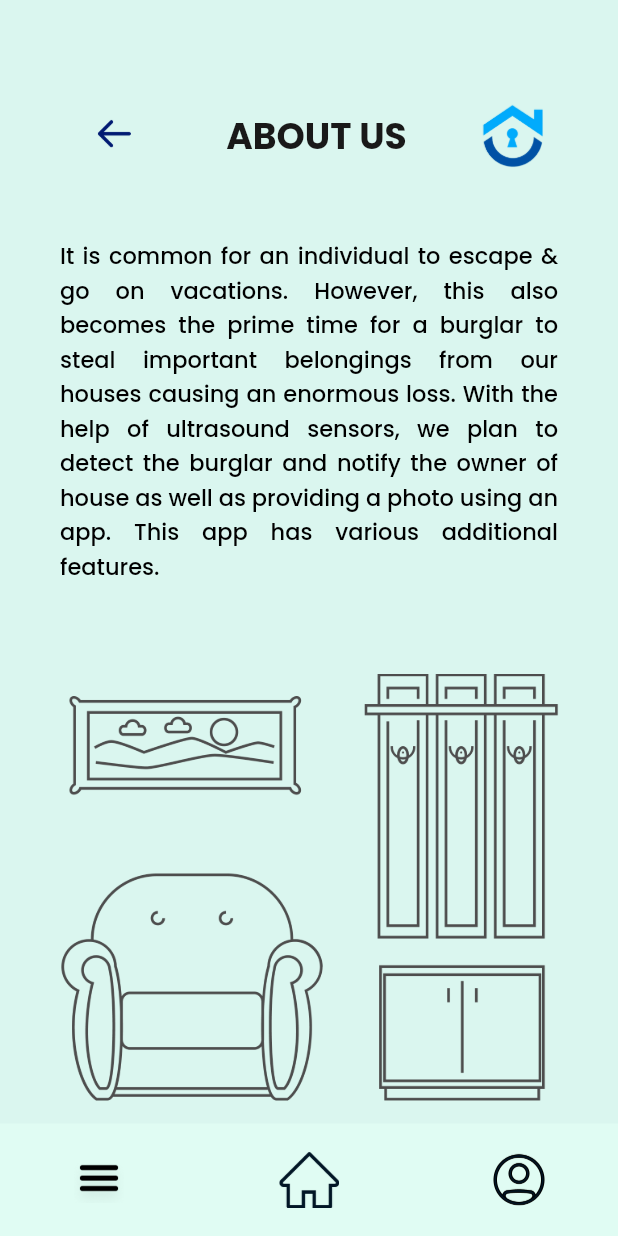
After one commit to hellblazer7/Asfaleia, a Flutter app: the AboutUsScreen screen opened by its route, on a phone screen of 412 x 824 dp. The commit adds this screen. Run offline on Flutter 3.47's test engine with Material 2 defaults, Android fonts, the light colour scheme and no system bars; our stand-ins replace flutter_switch.

Commit message:
Initial Commit

```diff
--- /dev/null
+++ b/lib/constants.dart
@@ -0,0 +1,3 @@
+String about_us =
+    'It is common for an individual to escape & go on vacations. However, this also becomes the prime time for a burglar to steal important belongings  from our houses causing an enormous loss.' +
+        ' With the help of ultrasound sensors, we plan to detect the burglar and notify the owner of house as well as providing a photo using an app. This app has various additional features.';
--- a/lib/main.dart
+++ b/lib/main.dart
@@ -1,4 +1,5 @@
 import 'package:flutter/material.dart';
+import 'package:kbc_vinhack/screens/aboutusscreen.dart';
 import 'package:kbc_vinhack/screens/featuresscreen.dart';
 import 'package:kbc_vinhack/screens/gatewayscreen.dart';
 import 'package:kbc_vinhack/screens/homescreen.dart';
@@ -22,6 +23,7 @@ class MyApp extends StatelessWidget {
         ProfileScreen.id: (context) => const ProfileScreen(),
         HomeScreen.id: (context) => const HomeScreen(),
         FeaturesScreen.id: (context) => const FeaturesScreen(),
+        AboutUsScreen.id: (context) => const AboutUsScreen(),
       },
     );
   }
--- /dev/null
+++ b/lib/screens/aboutusscreen.dart
@@ -0,0 +1,120 @@
+import 'package:flutter/material.dart';
+import 'package:kbc_vinhack/constants.dart';
+import 'package:kbc_vinhack/screens/profilescreen.dart';
+
+import 'homescreen.dart';
+
+class AboutUsScreen extends StatelessWidget {
+  static const String id = 'about_us_screen';
+  const AboutUsScreen({Key? key}) : super(key: key);
+
+  @override
+  Widget build(BuildContext context) {
+    return Scaffold(
+      backgroundColor: const Color(0xFFDAF6EF),
+      body: Column(
+        mainAxisAlignment: MainAxisAlignment.end,
+        children: [
+          Row(
+            mainAxisAlignment: MainAxisAlignment.spaceEvenly,
+            children: [
+              GestureDetector(
+                onTap: () {
+                  Navigator.pop(context);
+                },
+                child: Image(
+                  image: AssetImage('images/back_arrow.png'),
+                  height: 55,
+                  width: 55,
+                ),
+              ),
+              Center(
+                child: Text(
+                  'ABOUT US',
+                  style: TextStyle(
+                    fontSize: 24,
+                    fontFamily: 'Poppins',
+                    fontWeight: FontWeight.bold,
+                    color: Color(0xFF191919),
+                  ),
+                ),
+              ),
+              Image(
+                image: AssetImage('images/app_logo.png'),
+                height: 45,
+                width: 45,
+              ),
+            ],
+          ),
+          Padding(
+            padding: const EdgeInsets.only(
+              left: 40.0,
+              right: 40.0,
+              top: 40.0,
+              bottom: 60.0,
+            ),
+            child: Text(
+              about_us,
+              style: TextStyle(
+                color: Color(0xFF000000),
+                fontFamily: 'Poppins',
+                fontWeight: FontWeight.normal,
+                fontSize: 15,
+              ),
+              textAlign: TextAlign.justify,
+            ),
+          ),
+          Image(
+            image: AssetImage('images/about_us_furniture.png'),
+            height: 300,
+            width: double.infinity,
+          ),
+          Container(
+            height: 75.0,
+            width: double.infinity,
+            color: const Color(0xFFE0FCF3),
+            child: Row(
+              mainAxisAlignment: MainAxisAlignment.center,
+              children: [
+                GestureDetector(
+                  onTap: () {},
+                  child: const Image(
+                    image: AssetImage('images/tapped_menuhamburger.png'),
+                    height: 45.0,
+                    width: 40.0,
+                  ),
+                ),
+                const SizedBox(
+                  width: 100.0,
+                ),
+                GestureDetector(
+                  onTap: () {
+                    Navigator.popAndPushNamed(context, HomeScreen.id);
+                  },
+                  child: const Image(
+                    image: AssetImage('images/home.png'),
+                    height: 40.0,
+                    width: 40.0,
+                  ),
+                ),
+                const SizedBox(
+                  width: 100.0,
+                ),
+                GestureDetector(
+                  onTap: () {
+                    Navigator.popAndPushNamed(context, ProfileScreen.id);
+                  },
+                  child: const Image(
+                    image: AssetImage('images/profile.png'),
+                    height: 40.0,
+                    width: 40.0,
+                  ),
+                ),
+              ],
+            ),
+          ),
+        ],
+      ),
+    );
+  }
+}
--- a/lib/screens/featuresscreen.dart
+++ b/lib/screens/featuresscreen.dart
@@ -1,4 +1,5 @@
 import 'package:flutter/material.dart';
+import 'package:kbc_vinhack/screens/aboutusscreen.dart';
 import 'package:kbc_vinhack/screens/homescreen.dart';
 import 'package:kbc_vinhack/screens/profilescreen.dart';
 
@@ -18,12 +19,12 @@ class _FeaturesScreenState extends State<FeaturesScreen> {
       body: Column(
         mainAxisAlignment: MainAxisAlignment.end,
         children: [
-          Image(
+          const Image(
             image: AssetImage('images/app_logo.png'),
             height: 100.0,
             width: 100.0,
           ),
-          SizedBox(
+          const SizedBox(
             height: 55.0,
           ),
           Padding(
@@ -38,7 +39,7 @@ class _FeaturesScreenState extends State<FeaturesScreen> {
               child: Row(
                 mainAxisAlignment: MainAxisAlignment.start,
                 crossAxisAlignment: CrossAxisAlignment.center,
-                children: [
+                children: const [
                   SizedBox(
                     width: 20.0,
                   ),
@@ -63,7 +64,7 @@ class _FeaturesScreenState extends State<FeaturesScreen> {
               ),
             ),
           ),
-          SizedBox(
+          const SizedBox(
             height: 20.0,
           ),
           Padding(
@@ -78,7 +79,7 @@ class _FeaturesScreenState extends State<FeaturesScreen> {
               child: Row(
                 mainAxisAlignment: MainAxisAlignment.start,
                 crossAxisAlignment: CrossAxisAlignment.center,
-                children: [
+                children: const [
                   SizedBox(
                     width: 20.0,
                   ),
@@ -103,11 +104,15 @@ class _FeaturesScreenState extends State<FeaturesScreen> {
               ),
             ),
           ),
-          SizedBox(
+          const SizedBox(
             height: 20.0,
           ),
           Padding(
             padding: const EdgeInsets.symmetric(horizontal: 37.0),
+            child: GestureDetector(
+              onTap: () {
+                Navigator.pushNamed(context, AboutUsScreen.id);
+              },
               child: Container(
                 height: 55.0,
                 width: double.infinity,
@@ -118,7 +123,7 @@ class _FeaturesScreenState extends State<FeaturesScreen> {
                 child: Row(
                   mainAxisAlignment: MainAxisAlignment.start,
                   crossAxisAlignment: CrossAxisAlignment.center,
-                children: [
+                  children: const [
                     SizedBox(
                       width: 20.0,
                     ),
@@ -143,7 +148,8 @@ class _FeaturesScreenState extends State<FeaturesScreen> {
                 ),
               ),
             ),
-          SizedBox(
+          ),
+          const SizedBox(
             height: 55.0,
           ),
           const Image(
```
Also changed, not shown: images/back_arrow.png (added). Lines whose indentation alone changed are shown as unchanged.
